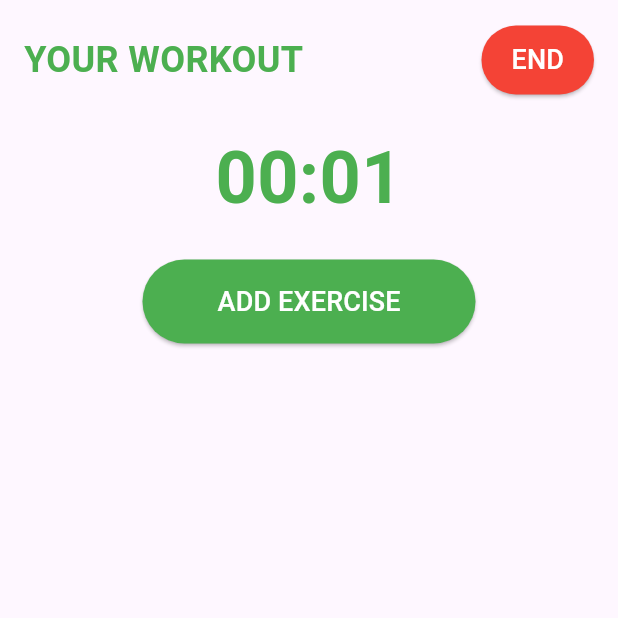
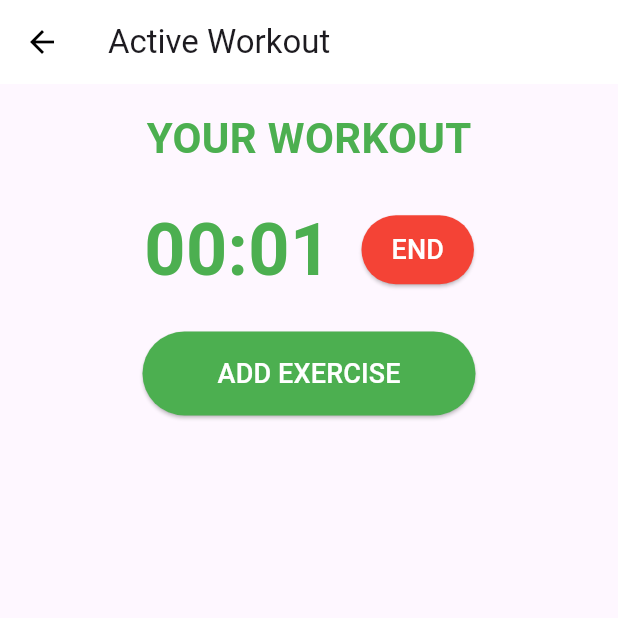
Before and after one commit to wiemkefli/workout-tracker, a Flutter app: the ActiveWorkoutPage screen opened by its route, on a phone screen of 412 x 824 dp, the top half of it. Run offline on Flutter 3.47's test engine with Material 3 defaults, Android fonts, the phone set to English and light mode, and no system bars; our stand-ins replace cloud_firestore, firebase_auth, firebase_core, loading_overlay, rflutter_alert; accounts and stored records are empty.

Commit message:
UI update v4

```diff
--- a/lib/main.dart
+++ b/lib/main.dart
@@ -30,6 +30,7 @@ class MyApp extends StatelessWidget {
       theme: ThemeData(
         primarySwatch: Colors.green,
       ),
+      debugShowCheckedModeBanner: false, // Remove the debug banner
       initialRoute: '/',
       routes: {
         '/': (context) => const HomeScreen(),
--- a/lib/screens/active_workout.dart
+++ b/lib/screens/active_workout.dart
@@ -4,7 +4,6 @@ import 'package:cloud_firestore/cloud_firestore.dart';
 import 'dart:async';
 import 'package:workoutamw/screens/muscle_group_selection.dart';
 import 'package:workoutamw/screens/exercise_detail.dart';
-// Import the WorkoutPage
 
 class ActiveWorkoutPage extends StatefulWidget {
   const ActiveWorkoutPage({super.key});
@@ -86,22 +85,41 @@ class _ActiveWorkoutPageState extends State<ActiveWorkoutPage> {
         return true;
       },
       child: Scaffold(
+        appBar: AppBar(
+          title: const Text('Active Workout'),
+          backgroundColor: Colors.white,
+          leading: const BackButton(color: Colors.black),
+        ),
         body: Padding(
           padding: const EdgeInsets.all(16.0),
           child: Column(
+            children: [
+              const Row(
                 mainAxisAlignment: MainAxisAlignment.center,
                 children: [
-              Row(
-                mainAxisAlignment: MainAxisAlignment.spaceBetween,
-                children: [
-                  const Text(
+                  Text(
                     'YOUR WORKOUT',
                     style: TextStyle(
-                      fontSize: 24,
+                      fontSize: 28,
                       fontWeight: FontWeight.bold,
                       color: Colors.green,
                     ),
                   ),
+                ],
+              ),
+              const SizedBox(height: 20),
+              Row(
+                mainAxisAlignment: MainAxisAlignment.center,
+                children: [
+                  Text(
+                    _formatTime(_seconds),
+                    style: const TextStyle(
+                      fontSize: 48,
+                      fontWeight: FontWeight.bold,
+                      color: Colors.green,
+                    ),
+                  ),
+                  const SizedBox(width: 20),
                   ElevatedButton(
                     onPressed: _endWorkout,
                     style: ElevatedButton.styleFrom(
@@ -117,15 +135,6 @@ class _ActiveWorkoutPageState extends State<ActiveWorkoutPage> {
                     ),
                   ),
                 ],
-              ),
-              const SizedBox(height: 20),
-              Text(
-                _formatTime(_seconds),
-                style: const TextStyle(
-                  fontSize: 48,
-                  fontWeight: FontWeight.bold,
-                  color: Colors.green,
-                ),
               ),
               const SizedBox(height: 20),
               ElevatedButton(
@@ -150,6 +159,7 @@ class _ActiveWorkoutPageState extends State<ActiveWorkoutPage> {
                   style: TextStyle(fontSize: 18, color: Colors.white),
                 ),
               ),
+              const SizedBox(height: 20),
               Expanded(
                 child: StreamBuilder(
                   stream: _workoutRef?.collection('exercises').snapshots(),
@@ -162,8 +172,16 @@ class _ActiveWorkoutPageState extends State<ActiveWorkoutPage> {
                       itemCount: exercises.length,
                       itemBuilder: (context, index) {
                         String exerciseName = exercises[index]['name'];
-                        return ListTile(
-                          title: Text(exerciseName),
+                        return Card(
+                          margin: const EdgeInsets.symmetric(vertical: 10),
+                          child: ListTile(
+                            title: Text(
+                              exerciseName,
+                              style: const TextStyle(
+                                fontSize: 18,
+                                fontWeight: FontWeight.w600,
+                              ),
+                            ),
                             onTap: () {
                               Navigator.push(
                                 context,
@@ -175,6 +193,7 @@ class _ActiveWorkoutPageState extends State<ActiveWorkoutPage> {
                                 ),
                               );
                             },
+                          ),
                         );
                       },
                     );
```
Lines whose indentation alone changed are shown as unchanged.
